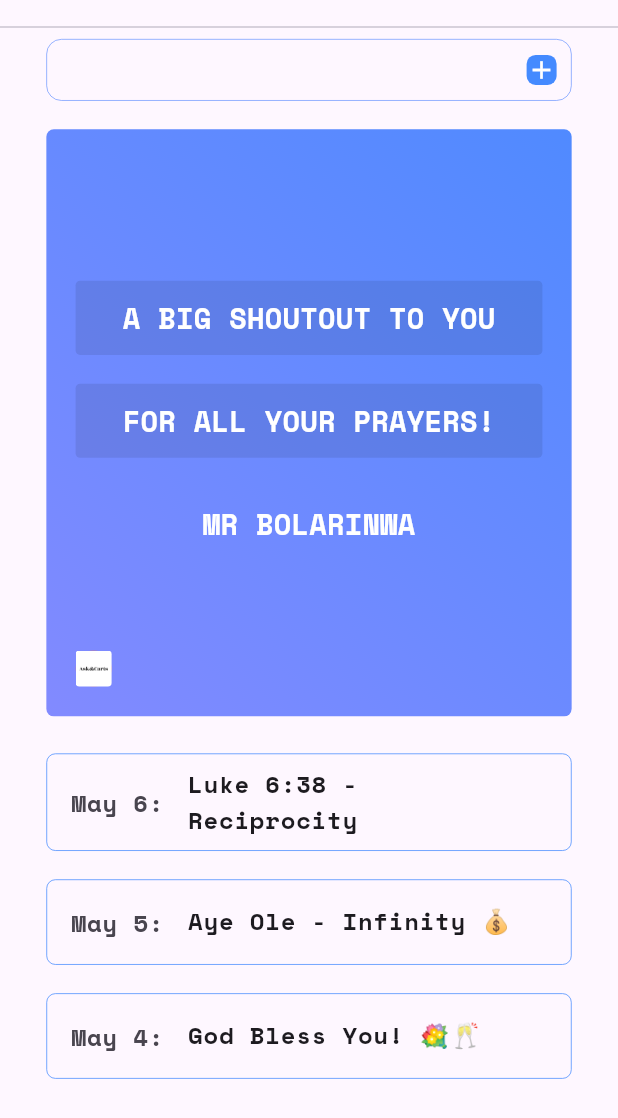
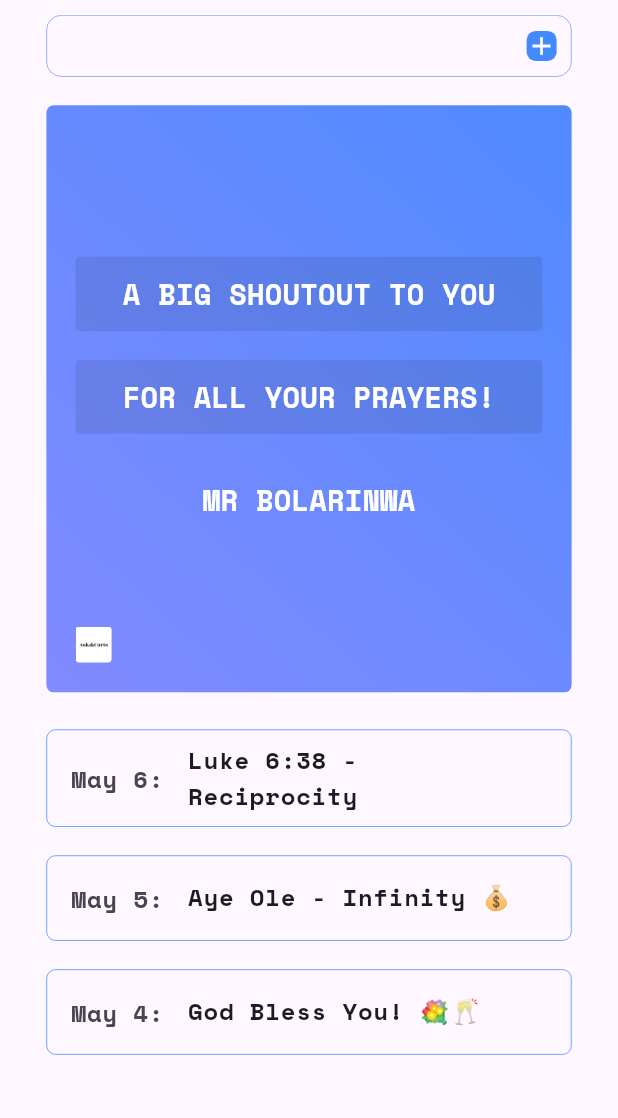
Before and after one commit to flowbeing/flutter_shoutout_to_mr_bolarinwa, a Flutter app: the screen it shows after launch, on a phone screen of 412 x 824 dp. Shown: the top 1118 px of the screen. Run offline on Flutter 3.47's test engine with Material 3 defaults, Android fonts, the phone set to English and light mode, and no system bars; missing offline and left inert: dart:ffi.

Commit message:
removed divider 🤪

```diff
--- a/lib/pages/homepage.dart
+++ b/lib/pages/homepage.dart
@@ -37,6 +37,8 @@ class HompageState extends State<Homepage>{
     deviceHeight = mediaQuery.size.height;
     deviceWidth = mediaQuery.size.width;
 
+    print('padding-top: ${paddingTop}');
+
 
     // print("padding: ${MediaQuery.of(context).padding.top}");
     // print("size: ${MediaQuery.of(context).size.height}");
@@ -70,8 +72,6 @@ class HompageState extends State<Homepage>{
               // mainAxisSize: MainAxisSize.max,
               // crossAxisAlignment: CrossAxisAlignment.center,
                 children: [
-
-                  Divider(),
 
                   /// Top Container with Ink Well Effect
                   AddItemToListWidget(),
```
